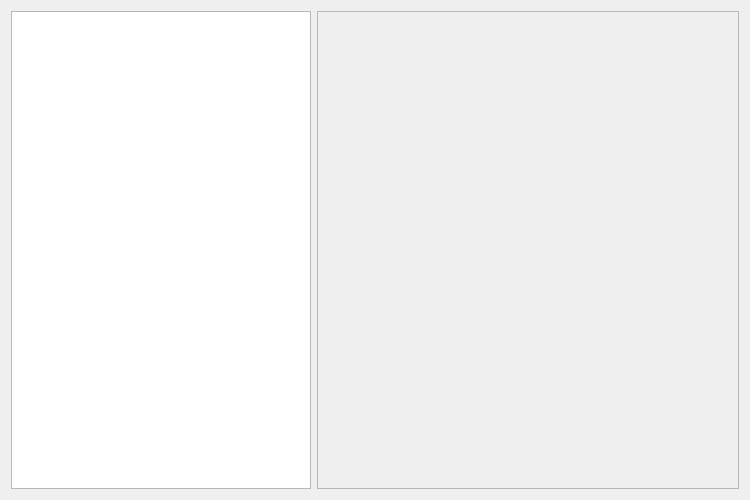
This is src/airunner/pyqt/settings.ui in Capsize-Games/airunner as Qt 5 draws it before an edit. The edited form follows.
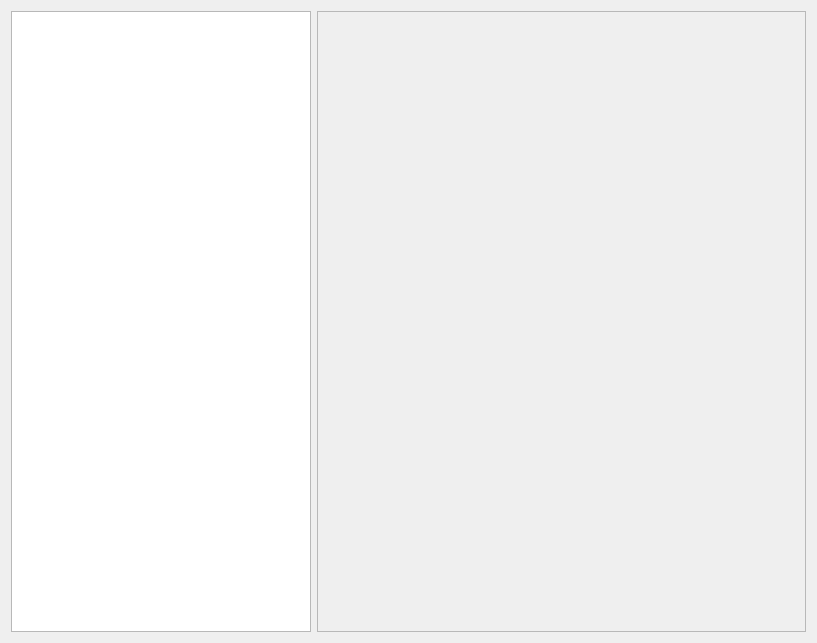
This is the edited form.

Commit message: change the starting size of preferences window

What changed in the file:
```diff
--- a/src/airunner/pyqt/settings.ui
+++ b/src/airunner/pyqt/settings.ui
@@ -6,8 +6,8 @@
    <rect>
     <x>0</x>
     <y>0</y>
-    <width>750</width>
-    <height>500</height>
+    <width>817</width>
+    <height>643</height>
    </rect>
   </property>
   <property name="sizePolicy">
@@ -64,8 +64,8 @@
        <rect>
         <x>0</x>
         <y>0</y>
-        <width>424</width>
-        <height>480</height>
+        <width>491</width>
+        <height>623</height>
        </rect>
       </property>
      </widget>
```
